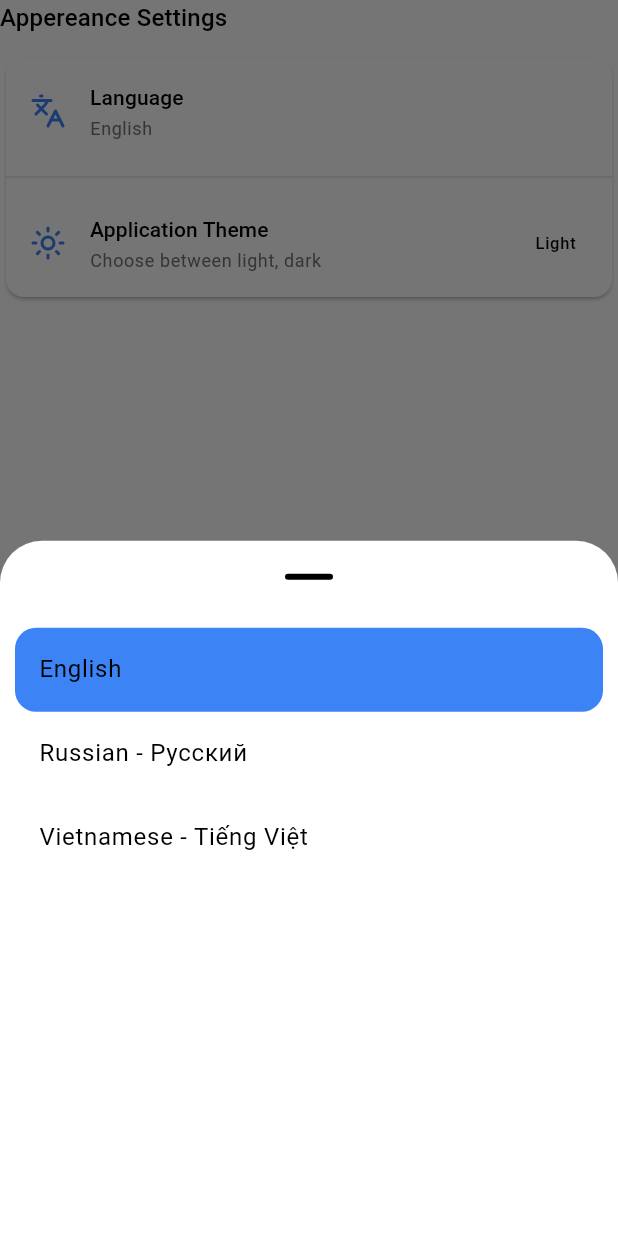
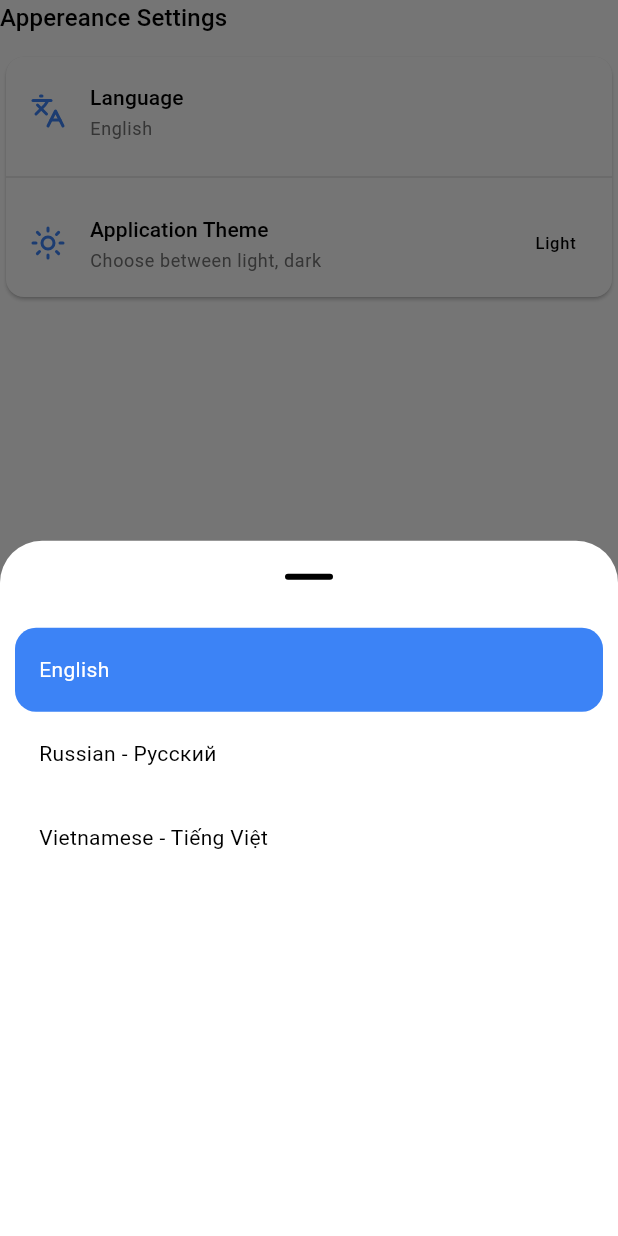
Before and after one commit to jchocola/local-share, a Flutter app: the AppearanceSetting widget shown alone on an empty page, opened directly, after a tap on "Language", on a phone screen of 412 x 824 dp. Run offline on Flutter 3.47's test engine with Material 3 defaults, Android fonts, the phone set to English and light mode, and no system bars; drawn by our look-alikes of toastification; our stand-ins replace adaptive_theme, animated_text_kit, device_info_plus, equatable, file_picker, flutter_bloc and 12 more; missing offline and left inert: ai_barcode_scanner, avatar_plus, bonsoir, flutter_context_menu, nearby_service, network_info_plus and 4 more; accounts and stored records are empty.

Commit message:
small fix

```diff
--- a/lib/presentation/receive_page/pages/setting_page/widget/apperance_setting.dart
+++ b/lib/presentation/receive_page/pages/setting_page/widget/apperance_setting.dart
@@ -47,6 +47,9 @@ class AppearanceSetting extends StatelessWidget {
                               LanguageCodeConverter(
                                 langCode: locale.languageCode,
                               ),
+                              style: theme.textTheme.bodyMedium!.copyWith(
+                                color: state.langCode == locale.languageCode ? theme.scaffoldBackgroundColor : null
+                              )
                             ),
                             onTap: () {
                               context.read<SettingBloc>().add(
```
